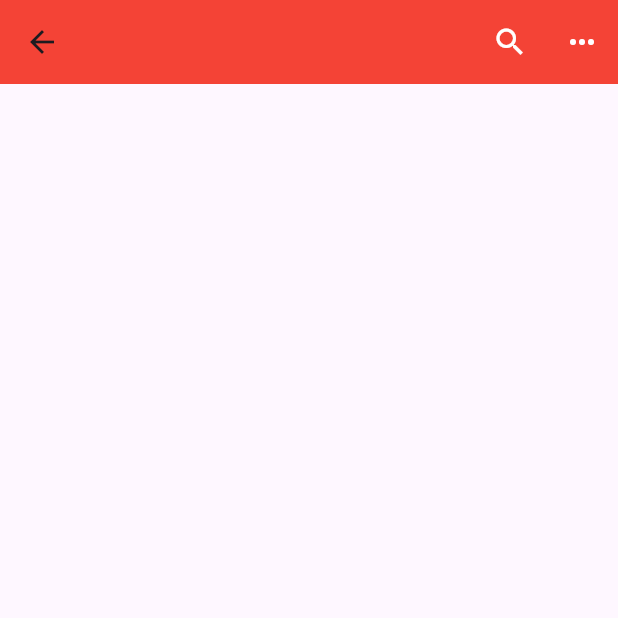
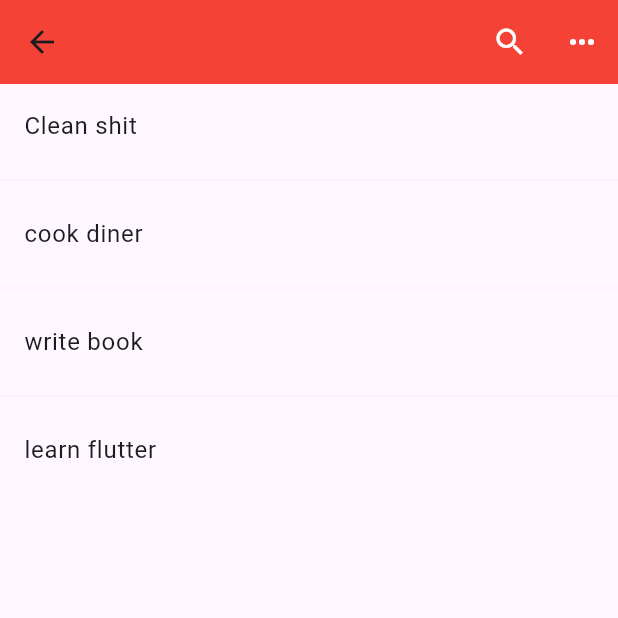
Before and after one commit to CapSmoIIett/todoist_clone, a Flutter app: the TaskList screen opened directly, on a phone screen of 412 x 824 dp, the top half of it. Run offline on Flutter 3.47's test engine with Material 3 defaults, Android fonts, the phone set to English and light mode, and no system bars.

Commit message:
Add dismissible in table of tasks.

```diff
--- a/lib/ui/core/ui/task_list.dart
+++ b/lib/ui/core/ui/task_list.dart
@@ -1,7 +1,9 @@
 import 'package:flutter/material.dart';
 
 class TaskList extends StatelessWidget {
-  const TaskList({Key? key}) : super(key: key);
+  TaskList({Key? key}) : super(key: key);
+
+  List<String> exampleTask = ['Clean shit', 'cook diner', 'write book', 'learn flutter'];
 
   @override
   Widget build(BuildContext context) {
@@ -24,6 +26,30 @@ class TaskList extends StatelessWidget {
             onPressed: () {}
         ),
       ]),
+      body: ListView.separated(
+        itemCount: exampleTask.length,
+        itemBuilder: (context, index){
+          return Dismissible(
+            key: ValueKey<String>(exampleTask[index]),
+            child: ListTile(
+              title: Text (exampleTask[index]),
+            ),
+            onDismissed: (DismissDirection direction) {
+
+            },
+            background: Row(
+              children: [
+                Expanded(child: Container(color: Colors.red)),
+                Expanded(child: Container(color: Colors.green)),
+                Expanded(child: Container(color: Colors.blue))
+              ],
+            ),
+          );
+        },
+        separatorBuilder: (context, index) => Divider(
+          thickness: 0.1,
+        ),
+      ),
     );
   }
 }
--- a/lib/ui/home_page/widgets/home_screen.dart
+++ b/lib/ui/home_page/widgets/home_screen.dart
@@ -4,7 +4,7 @@ import 'package:todoist_clone/ui/core/ui/task_list.dart';
 class HomeScreen extends StatelessWidget {
   HomeScreen({Key? key}) : super(key: key);
 
-  Map<int, List<Widget>> _defaul_buttons = {
+  final Map<int, List<Widget>> _defaulButtons = {
     0: [Icon(Icons.inbox, color: Colors.blue), Text('Inbox')],
     1: [Icon(Icons.calendar_today, color: Colors.green), Text('Today')],
     2: [Icon(Icons.calendar_month, color: Colors.purple), Text('Upcoming')],
@@ -37,7 +37,7 @@ class HomeScreen extends StatelessWidget {
           ],
         ),
         body: ListView.separated(
-          itemCount: _defaul_buttons.length,
+          itemCount: _defaulButtons.length,
           itemBuilder: (context, index) {
             return GestureDetector(
               child: Container(
@@ -45,7 +45,7 @@ class HomeScreen extends StatelessWidget {
                 child: Align(
                   alignment: Alignment.centerLeft,
                   child: Row(
-                    children: _defaul_buttons[index]!,
+                    children: _defaulButtons[index]!,
                   ),
                 ),
               ),
```
